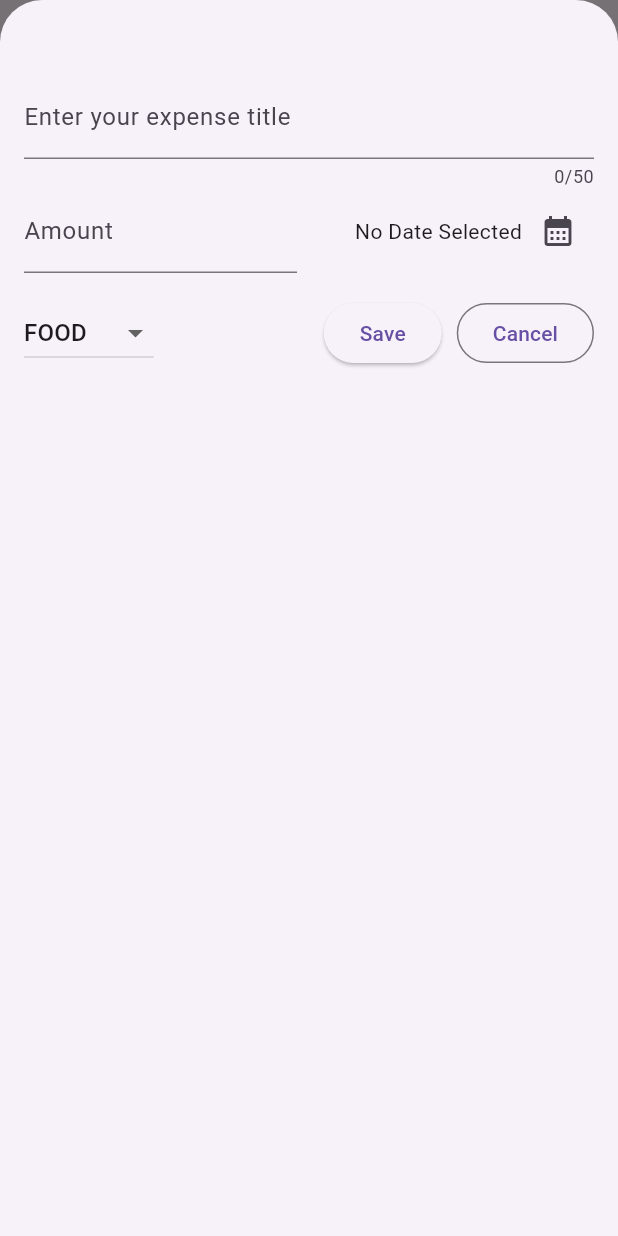
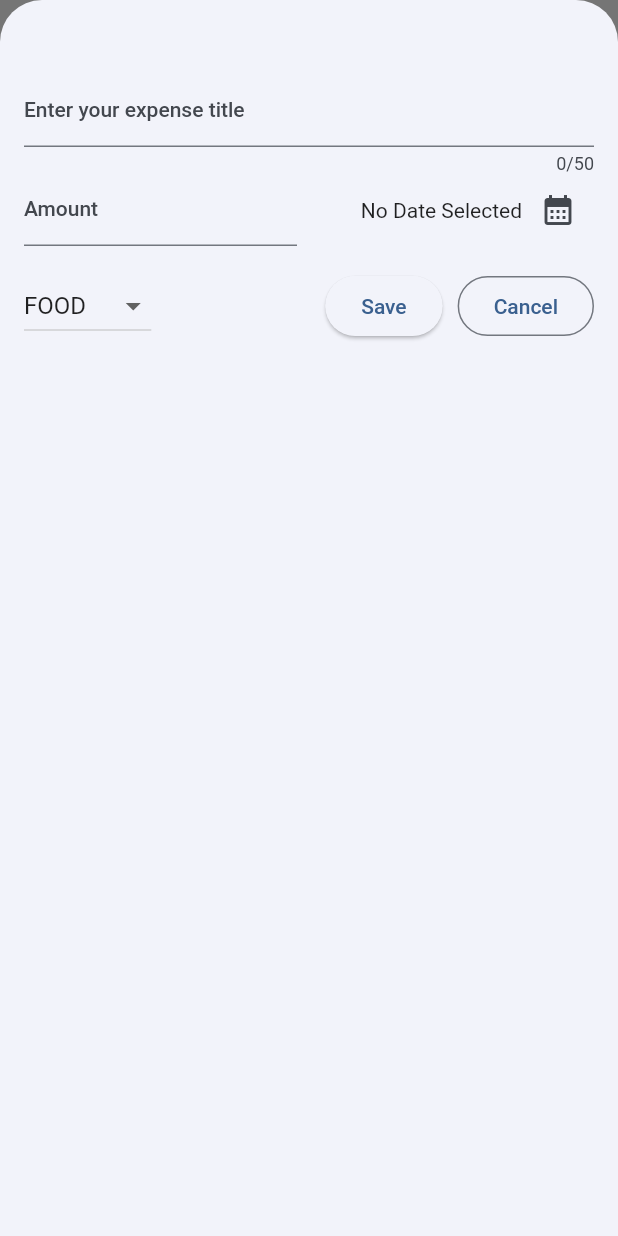
Before and after one commit to Silva3012/expense_harmony, a Flutter app: the screen it shows after launch, after a tap on the "add" icon, on a phone screen of 412 x 824 dp. Run offline on Flutter 3.47's test engine with Material 2 defaults, Android fonts, the light colour scheme and no system bars.

Commit message:
Set up color scheme

```diff
--- a/lib/main.dart
+++ b/lib/main.dart
@@ -1,10 +1,20 @@
 import 'package:expense_harmony/widgets/expenses.dart';
 import 'package:flutter/material.dart';
 
+var kColorScheme = ColorScheme.fromSeed(
+  seedColor: const Color.fromARGB(255, 46, 132, 219),
+);
 void main() {
   runApp(
     MaterialApp(
-      theme: ThemeData(useMaterial3: true),
+      theme: ThemeData().copyWith(
+        useMaterial3: true,
+        colorScheme: kColorScheme,
+        appBarTheme: const AppBarTheme().copyWith(
+          backgroundColor: kColorScheme.onPrimary,
+          foregroundColor: kColorScheme.onPrimaryContainer,
+        ),
+      ),
       home: const Expenses(),
     ),
   );
```
